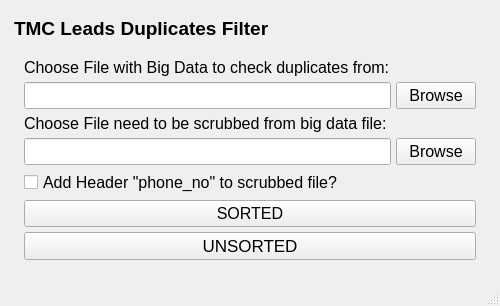
Above: ui/main.ui from muqeetmughal/Filter-Phone-Numbers-PyQt5-Numpy-Desktop-App before the change. Below: the same form after it.
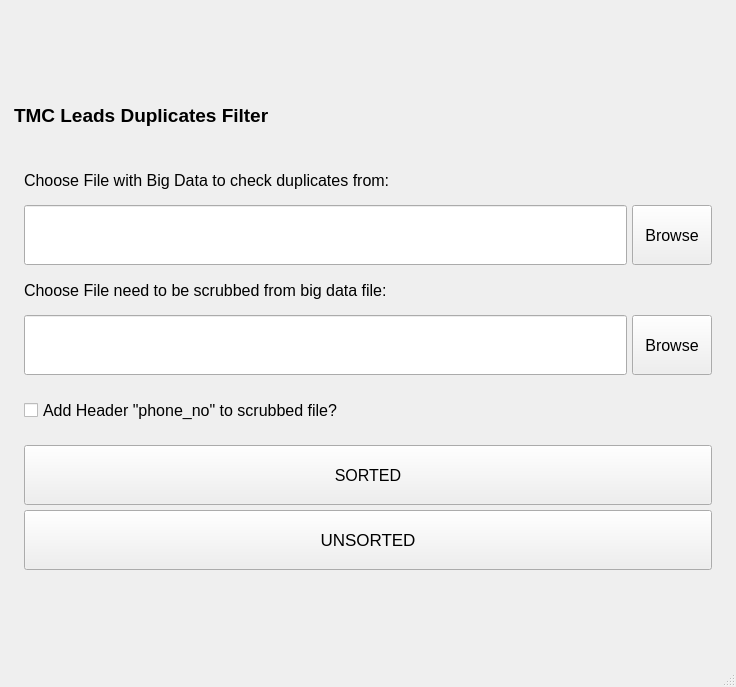
That is the form after the change.

The edit to the form file:
```diff
--- a/ui/main.ui
+++ b/ui/main.ui
@@ -9,8 +9,8 @@
    <rect>
     <x>0</x>
     <y>0</y>
-    <width>500</width>
-    <height>306</height>
+    <width>736</width>
+    <height>687</height>
    </rect>
   </property>
   <property name="windowTitle">
@@ -48,6 +48,18 @@
       </property>
       <item>
        <widget class="QLabel" name="label">
+        <property name="minimumSize">
+         <size>
+          <width>0</width>
+          <height>60</height>
+         </size>
+        </property>
+        <property name="maximumSize">
+         <size>
+          <width>16777215</width>
+          <height>60</height>
+         </size>
+        </property>
         <property name="font">
          <font>
           <pointsize>14</pointsize>
@@ -76,6 +88,18 @@
         </property>
         <item row="1" column="0">
          <widget class="QLineEdit" name="filepathleft">
+          <property name="minimumSize">
+           <size>
+            <width>0</width>
+            <height>60</height>
+           </size>
+          </property>
+          <property name="maximumSize">
+           <size>
+            <width>16777215</width>
+            <height>60</height>
+           </size>
+          </property>
           <property name="font">
            <font>
             <pointsize>12</pointsize>
@@ -91,6 +115,18 @@
             <verstretch>0</verstretch>
            </sizepolicy>
           </property>
+          <property name="minimumSize">
+           <size>
+            <width>0</width>
+            <height>60</height>
+           </size>
+          </property>
+          <property name="maximumSize">
+           <size>
+            <width>16777215</width>
+            <height>60</height>
+           </size>
+          </property>
           <property name="font">
            <font>
             <pointsize>12</pointsize>
@@ -103,6 +139,18 @@
         </item>
         <item row="3" column="0">
          <widget class="QLineEdit" name="filepathright">
+          <property name="minimumSize">
+           <size>
+            <width>0</width>
+            <height>60</height>
+           </size>
+          </property>
+          <property name="maximumSize">
+           <size>
+            <width>16777215</width>
+            <height>60</height>
+           </size>
+          </property>
           <property name="font">
            <font>
             <pointsize>12</pointsize>
@@ -118,6 +166,18 @@
             <verstretch>0</verstretch>
            </sizepolicy>
           </property>
+          <property name="minimumSize">
+           <size>
+            <width>0</width>
+            <height>60</height>
+           </size>
+          </property>
+          <property name="maximumSize">
+           <size>
+            <width>16777215</width>
+            <height>60</height>
+           </size>
+          </property>
           <property name="font">
            <font>
             <pointsize>12</pointsize>
@@ -130,6 +190,18 @@
         </item>
         <item row="5" column="0" colspan="2">
          <widget class="QPushButton" name="sortedbutton">
+          <property name="minimumSize">
+           <size>
+            <width>0</width>
+            <height>60</height>
+           </size>
+          </property>
+          <property name="maximumSize">
+           <size>
+            <width>16777215</width>
+            <height>60</height>
+           </size>
+          </property>
           <property name="font">
            <font>
             <pointsize>12</pointsize>
@@ -142,6 +214,18 @@
         </item>
         <item row="6" column="0" colspan="2">
          <widget class="QPushButton" name="unsortedbutton">
+          <property name="minimumSize">
+           <size>
+            <width>0</width>
+            <height>60</height>
+           </size>
+          </property>
+          <property name="maximumSize">
+           <size>
+            <width>16777215</width>
+            <height>60</height>
+           </size>
+          </property>
           <property name="font">
            <font>
             <pointsize>13</pointsize>
@@ -154,6 +238,18 @@
         </item>
         <item row="2" column="0" colspan="2">
          <widget class="QLabel" name="rightpathlabel">
+          <property name="minimumSize">
+           <size>
+            <width>0</width>
+            <height>40</height>
+           </size>
+          </property>
+          <property name="maximumSize">
+           <size>
+            <width>16777215</width>
+            <height>40</height>
+           </size>
+          </property>
           <property name="font">
            <font>
             <pointsize>12</pointsize>
@@ -166,6 +262,18 @@
         </item>
         <item row="0" column="0" colspan="2">
          <widget class="QLabel" name="leftpathlabel">
+          <property name="minimumSize">
+           <size>
+            <width>0</width>
+            <height>40</height>
+           </size>
+          </property>
+          <property name="maximumSize">
+           <size>
+            <width>16777215</width>
+            <height>40</height>
+           </size>
+          </property>
           <property name="font">
            <font>
             <pointsize>12</pointsize>
@@ -184,6 +292,18 @@
             <verstretch>0</verstretch>
            </sizepolicy>
           </property>
+          <property name="minimumSize">
+           <size>
+            <width>0</width>
+            <height>60</height>
+           </size>
+          </property>
+          <property name="maximumSize">
+           <size>
+            <width>16777215</width>
+            <height>60</height>
+           </size>
+          </property>
           <property name="font">
            <font>
             <pointsize>12</pointsize>
```
Left out of the diff: 2 changed lines with no effect on the pictures.
